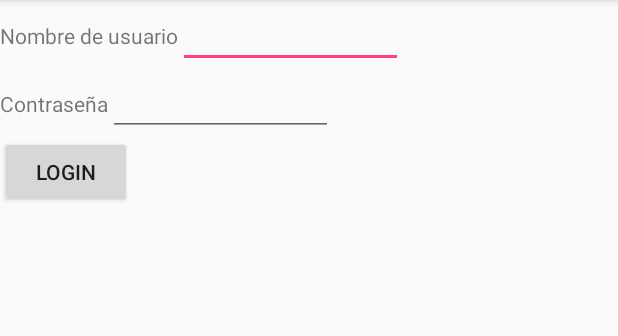
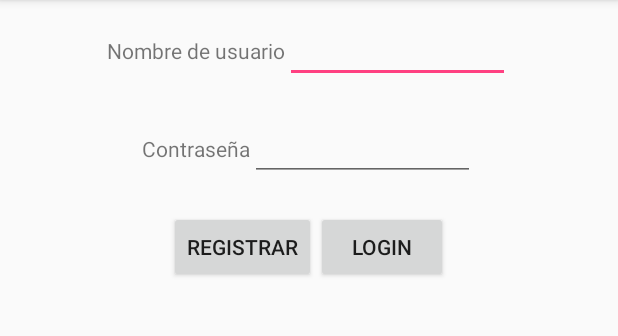
Before and after one commit to cifupetit/Practica_SalleLibrary_SergioC_IanM, an Android app: the fragment LoginFragment shown on its own in the app's theme, on a phone screen of 412 x 824 dp, the part 84-420 px from its top. Run offline under Robolectric (Android 15) with nearby library versions, the phone set to English and light mode, and no system bars.

Commit message:
Fragments +xml
Millora disseny dels xml.

Implementacióno complerta dels onItemClick en els dos fragments.

```diff
--- a/app/src/main/java/com/example/cifu/practica_sallelibrary_sergioc_ianm/MainActivity.java
+++ b/app/src/main/java/com/example/cifu/practica_sallelibrary_sergioc_ianm/MainActivity.java
@@ -10,4 +10,7 @@ public class MainActivity extends AppCompatActivity {
         super.onCreate(savedInstanceState);
         setContentView(R.layout.activity_main);
     }
+
+    //Hashear contraseña antes de guardarla
+
 }
--- a/app/src/main/java/com/example/cifu/practica_sallelibrary_sergioc_ianm/fragments/LoginFragment.java
+++ b/app/src/main/java/com/example/cifu/practica_sallelibrary_sergioc_ianm/fragments/LoginFragment.java
@@ -15,13 +15,14 @@ import com.example.cifu.practica_sallelibrary_sergioc_ianm.R;
 /**
  * A simple {@link Fragment} subclass.
  */
-public class LoginFragment extends Fragment {
+public class LoginFragment extends Fragment implements View.OnClickListener {
 
-    private TextView nombreUsuario;
-    private EditText inputNombreU;
-    private TextView contraseñaUsuario;
-    private EditText inputContraseñaU;
+    private TextView nombreUsuarioText;
+    private EditText nombreUsuarioValue;
+    private TextView contraseñaUsuarioText;
+    private EditText contraseñaUsuarioValue;
     private Button login;
+    private Button register;
 
     public LoginFragment() {
         // Required empty public constructor
@@ -34,10 +35,21 @@ public class LoginFragment extends Fragment {
         // Inflate the layout for this fragment
         View view = inflater.inflate(R.layout.fragment_login_fragment, container, false);
 
-        //nombreUsuario = view.findViewById(id del XML);
-        // y asi con todos antes del return
+        nombreUsuarioText = view.findViewById(R.id.login_nombre_text);
+        nombreUsuarioValue = view.findViewById(R.id.login_nombre_value);
+        contraseñaUsuarioText = view.findViewById(R.id.login_password_text);
+        contraseñaUsuarioValue = view.findViewById(R.id.login_nombre_value);
+        login = view.findViewById(R.id.login_login_button);
+        register = view.findViewById(R.id.login_register_button);
+
+        login.setOnClickListener(this);
+        register.setOnClickListener(this);
 
         return view;
     }
 
+    @Override
+    public void onClick(View view) {
+
+    }
 }
--- a/app/src/main/res/layout/fragment_login_fragment.xml
+++ b/app/src/main/res/layout/fragment_login_fragment.xml
@@ -4,6 +4,7 @@
     android:layout_height="match_parent"
     tools:context="com.example.cifu.practica_sallelibrary_sergioc_ianm.fragments.LoginFragment"
     android:orientation="vertical"
+    android:gravity="center_horizontal"
     >
 
     <!-- TODO: Update blank fragment layout -->
@@ -11,39 +12,61 @@
     <LinearLayout
         android:layout_width="wrap_content"
         android:layout_height="wrap_content"
-        android:orientation="horizontal">
+        android:orientation="horizontal"
+        android:layout_margin="@dimen/margin_standard">
 
         <TextView
             android:layout_width="wrap_content"
             android:layout_height="wrap_content"
-            android:text="@string/nombre_usuario"/>
+            android:text="@string/nombre_usuario"
+            android:id="@+id/login_nombre_text"/>
 
         <EditText
             android:layout_width="@dimen/tamaño_editText_login"
             android:layout_height="wrap_content"
+            android:id="@+id/login_nombre_value"
             />
     </LinearLayout>
 
     <LinearLayout
         android:layout_width="wrap_content"
         android:layout_height="wrap_content"
-        android:orientation="horizontal">
+        android:orientation="horizontal"
+        android:layout_margin="@dimen/margin_standard">
 
         <TextView
             android:layout_width="wrap_content"
             android:layout_height="wrap_content"
-            android:text="@string/contraseña"/>
+            android:text="@string/contraseña"
+            android:id="@+id/login_password_text"/>
 
         <EditText
             android:layout_width="@dimen/tamaño_editText_login"
             android:layout_height="wrap_content"
-
+            android:id="@+id/login_password_value"
             />
     </LinearLayout>
 
-    <Button
+    <LinearLayout
         android:layout_width="wrap_content"
         android:layout_height="wrap_content"
-        android:text="@string/login"/>
+        android:orientation="horizontal"
+        android:layout_margin="@dimen/margin_standard">
+
+        <Button
+            android:layout_width="wrap_content"
+            android:layout_height="wrap_content"
+            android:text="@string/registrar"
+            android:id="@+id/login_register_button"
+            />
+
+        <Button
+            android:layout_width="wrap_content"
+            android:layout_height="wrap_content"
+            android:text="@string/login"
+            android:id="@+id/login_login_button"
+            />
+
+    </LinearLayout>
 
 </LinearLayout>
--- a/app/src/main/res/values/dimens.xml
+++ b/app/src/main/res/values/dimens.xml
@@ -2,4 +2,5 @@
 <resources>
     <dimen name="tamaño_editText_login">150sp</dimen>
     <dimen name="margin_splash_text">50dp</dimen>
+    <dimen name="margin_standard">10dp</dimen>
 </resources>
```
Also changed, not shown: app/src/main/java/com/example/cifu/practica_sallelibrary_sergioc_ianm/fragments/RegisterFragment.java (+24 -2 lines), app/src/main/res/layout/fragment_register_fragment.xml (+10 -5 lines).
